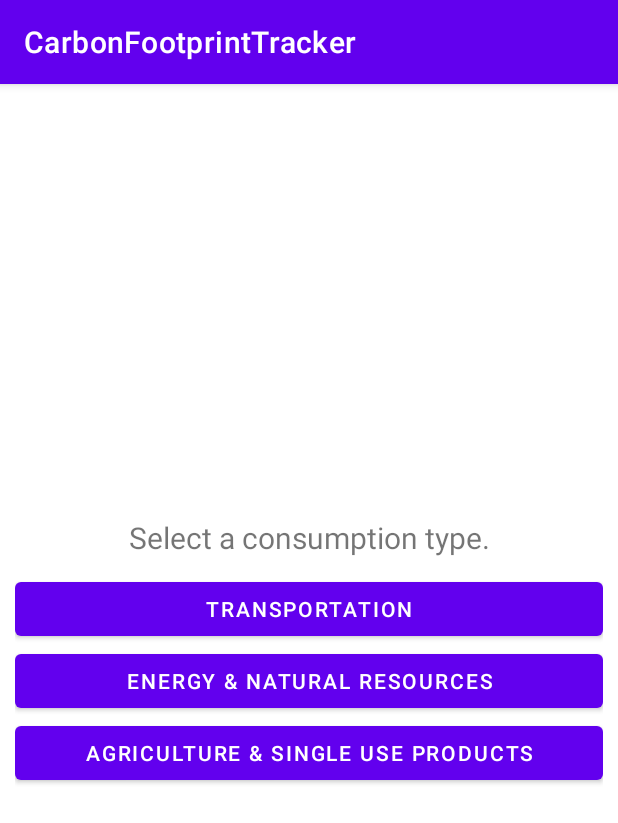
After one commit to 23sent/CarbonFootprintTracker, an Android app: the AddEmissionActivity screen opened directly, with no data from a screen before it, on a phone screen of 412 x 824 dp. The commit adds this screen. Shown: the top 823 px of the screen. Run offline under Robolectric (Android 15) with nearby library versions, the phone set to English and light mode, and no system bars.

Commit message:
Add AddEmissionActivity.

```diff
--- /dev/null
+++ b/app/src/main/java/com/example/carbonfootprinttracker/AddEmissionActivity.java
@@ -0,0 +1,28 @@
+package com.example.carbonfootprinttracker;
+
+import androidx.appcompat.app.ActionBar;
+import androidx.appcompat.app.AppCompatActivity;
+import androidx.appcompat.widget.Toolbar;
+
+import android.content.Intent;
+import android.graphics.drawable.ColorDrawable;
+import android.os.Bundle;
+import android.view.View;
+import android.widget.Button;
+
+public class AddEmissionActivity extends AppCompatActivity {
+    Button addTransportationBtn;
+
+    @Override
+    protected void onCreate(Bundle savedInstanceState) {
+        super.onCreate(savedInstanceState);
+        setContentView(R.layout.activity_add_emission);
+
+
+        addTransportationBtn = (Button) findViewById(R.id.addTransportationBtn);
+        addTransportationBtn.setOnClickListener((View v) -> {
+            Intent intent = new Intent(this, AddTransportationEmissionActivity.class);
+            startActivity(intent);
+        });
+    }
+}
--- /dev/null
+++ b/app/src/main/res/layout/activity_add_emission.xml
@@ -0,0 +1,56 @@
+<?xml version="1.0" encoding="utf-8"?>
+<androidx.constraintlayout.widget.ConstraintLayout xmlns:android="http://schemas.android.com/apk/res/android"
+    xmlns:app="http://schemas.android.com/apk/res-auto"
+    xmlns:tools="http://schemas.android.com/tools"
+    android:layout_width="match_parent"
+    android:layout_height="match_parent"
+    android:gravity="center"
+    android:orientation="vertical"
+    tools:context=".AddEmissionActivity">
+
+    <LinearLayout
+        android:id="@+id/linearLayout"
+        android:layout_width="match_parent"
+        android:layout_height="wrap_content"
+        app:layout_constraintTop_toTopOf="parent"
+        app:layout_constraintBottom_toBottomOf="parent"
+        android:orientation="vertical">
+
+        <TextView
+            android:id="@+id/selectAConsumptionTxt"
+            android:layout_width="match_parent"
+            android:layout_height="wrap_content"
+            android:text="Select a consumption type."
+            android:textAlignment="center"
+            android:textSize="20sp" />
+
+
+        <LinearLayout
+            android:layout_width="match_parent"
+            android:layout_height="wrap_content"
+            android:gravity="center"
+            android:orientation="vertical"
+            android:padding="10dp">
+
+            <Button
+                android:id="@+id/addTransportationBtn"
+                android:layout_width="match_parent"
+                android:layout_height="wrap_content"
+                android:text="Transportation" />
+
+            <Button
+                android:id="@+id/button2"
+                android:layout_width="match_parent"
+                android:layout_height="wrap_content"
+                android:text="Energy &amp; Natural Resources" />
+
+            <Button
+                android:id="@+id/button3"
+                android:layout_width="match_parent"
+                android:layout_height="wrap_content"
+                android:text="Agriculture &amp; Single Use Products" />
+
+        </LinearLayout>
+    </LinearLayout>
+
+</androidx.constraintlayout.widget.ConstraintLayout>
```
Also changed, not shown: app/src/main/AndroidManifest.xml (+8 -1 lines), app/src/main/java/com/example/carbonfootprinttracker/AddTransportationEmissionActivity.java (added, +62 -0 lines), app/src/main/java/com/example/carbonfootprinttracker/MainActivity.java (+13 -0 lines), app/src/main/res/layout/activity_add_transportation_emission.xml (added, +94 -0 lines), app/src/main/res/layout/activity_main.xml (+18 -10 lines), app/src/main/res/layout/app_bar_layout.xml (added, +11 -0 lines).
